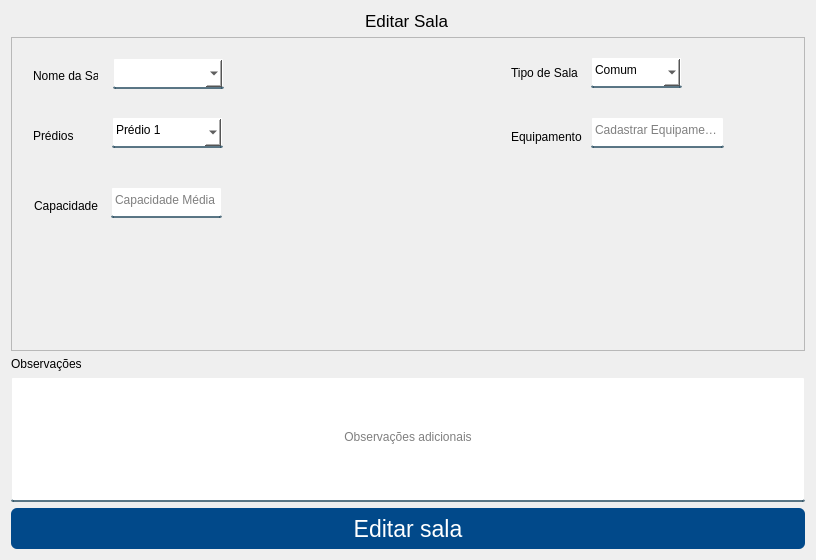
Old version of the form App/view/ui/editarSalas.ui in the repository Senac-SOR-ADS/Mapa-de-Sala.
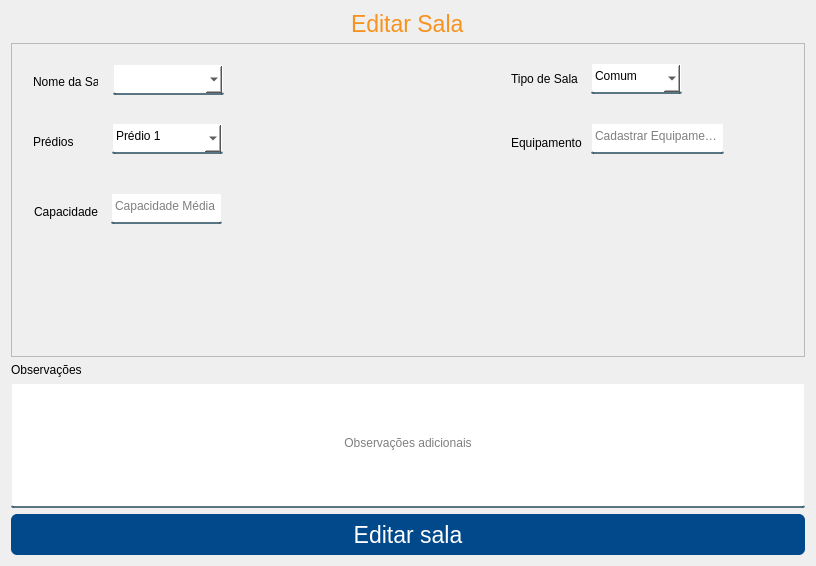
New version of the form.

Diff of the .ui file:
```diff
--- a/App/view/ui/editarSalas.ui
+++ b/App/view/ui/editarSalas.ui
@@ -32,14 +32,17 @@
 
 #btnCadastrar:hover {
 	background-color: #f6921e;
+}
+#titulo {
+	color: #f6921e;
 }</string>
   </property>
   <layout class="QVBoxLayout" name="verticalLayout">
    <item alignment="Qt::AlignHCenter|Qt::AlignTop">
-    <widget class="QLabel" name="label">
+    <widget class="QLabel" name="titulo">
      <property name="font">
       <font>
-       <pointsize>13</pointsize>
+       <pointsize>17</pointsize>
       </font>
      </property>
      <property name="text">
```
